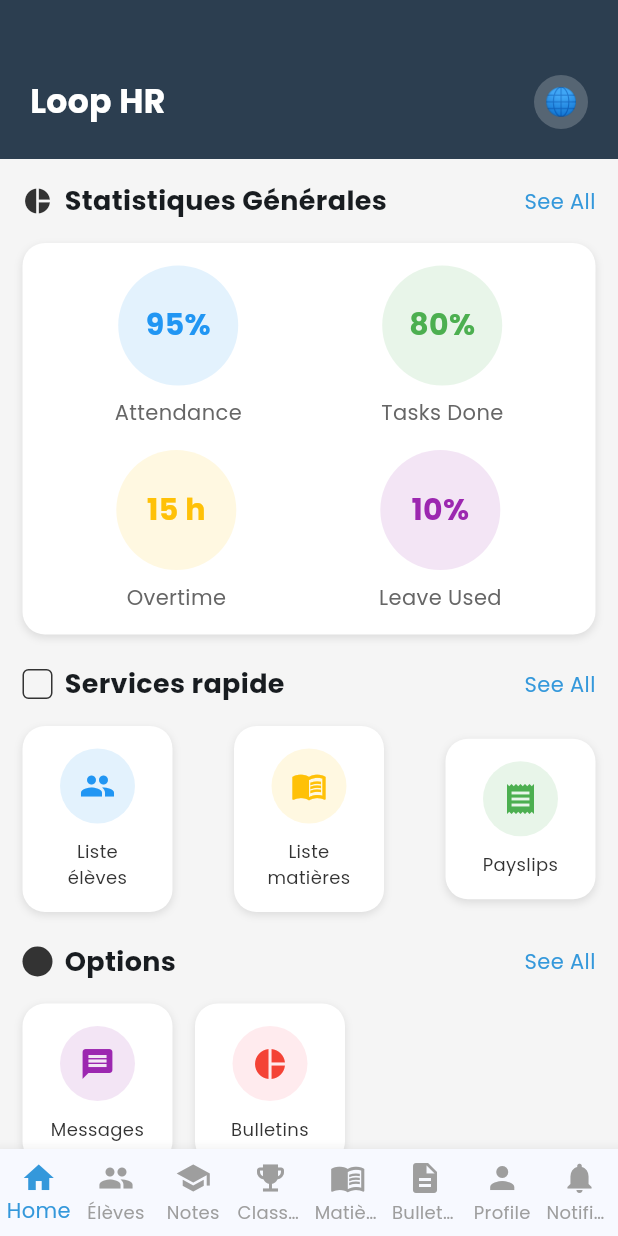
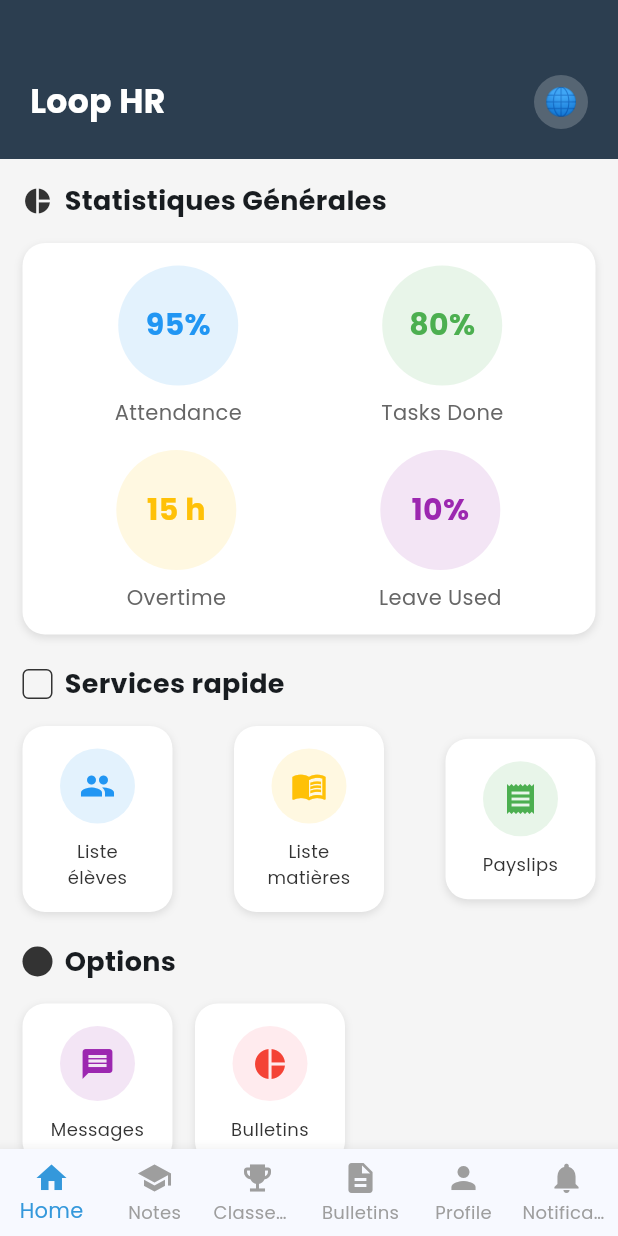
Before and after one commit to jonels09/class_app, a Flutter app: the screen it shows after launch, on a phone screen of 412 x 824 dp. Run offline on Flutter 3.47's test engine with Material 3 defaults, Android fonts, the phone set to English and light mode, and no system bars; our stand-ins replace pdf.

```diff
--- a/lib/screens/home_screen.dart
+++ b/lib/screens/home_screen.dart
@@ -99,13 +99,6 @@ class HomeScreen extends StatelessWidget {
                   ),
                 ),
               ],
-            ),
-            Text(
-              'See All',
-              style: TextStyle(
-                color: Color(0xFF3498DB),
-                fontSize: 14,
-              ),
             ),
           ],
         ),
@@ -210,13 +203,6 @@ class HomeScreen extends StatelessWidget {
                   ),
                 ),
               ],
-            ),
-            const Text(
-              'See All',
-              style: TextStyle(
-                color: Color(0xFF3498DB),
-                fontSize: 14,
-              ),
             ),
           ],
         ),
@@ -325,13 +311,6 @@ class HomeScreen extends StatelessWidget {
                 ),
               ],
             ),
-            const Text(
-              'See All',
-              style: TextStyle(
-                color: Color(0xFF3498DB),
-                fontSize: 14,
-              ),
-            ),
           ],
         ),
         const SizedBox(height: 15),
--- a/lib/screens/main_screen.dart
+++ b/lib/screens/main_screen.dart
@@ -1,9 +1,7 @@
 import 'package:flutter/material.dart';
 import '../screens/home_screen.dart';
-import '../screens/students_screen.dart';
 import '../screens/grades_screen.dart';
 import '../screens/ranking_screen.dart';
-import '../screens/subjects_screen.dart';
 import '../screens/reports_screen.dart';
 import '../screens/profile_screen.dart';
 import '../screens/notifications_screen.dart';
@@ -21,10 +19,8 @@ class _MainScreenState extends State<MainScreen> {
 
   final List<Widget> _screens = [
     const HomeScreen(),
-    const StudentsScreen(),
     const GradesScreen(),
     const RankingScreen(),
-    const SubjectsScreen(),
     const ReportsScreen(),
     const ProfileScreen(),
     const NotificationsScreen(),
@@ -53,20 +49,12 @@ class _MainScreenState extends State<MainScreen> {
             label: 'Home',
           ),
           BottomNavigationBarItem(
-            icon: Icon(CustomIcons.users),
-            label: 'Élèves',
-          ),
-          BottomNavigationBarItem(
             icon: Icon(CustomIcons.graduationCap),
             label: 'Notes',
           ),
           BottomNavigationBarItem(
             icon: Icon(CustomIcons.award),
             label: 'Classement',
-          ),
-          BottomNavigationBarItem(
-            icon: Icon(CustomIcons.bookOpen),
-            label: 'Matières',
           ),
           BottomNavigationBarItem(
             icon: Icon(CustomIcons.fileText),
```
